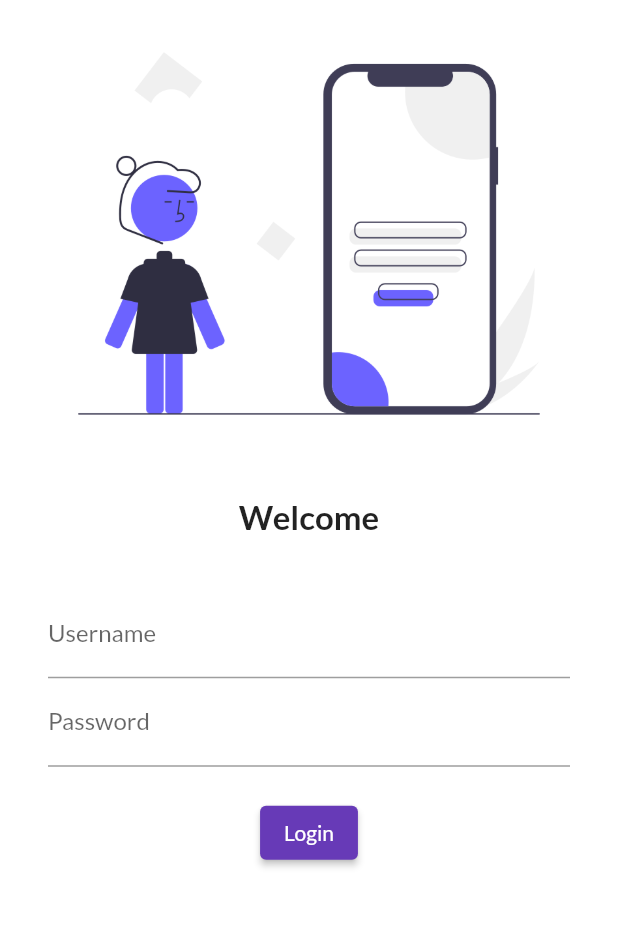
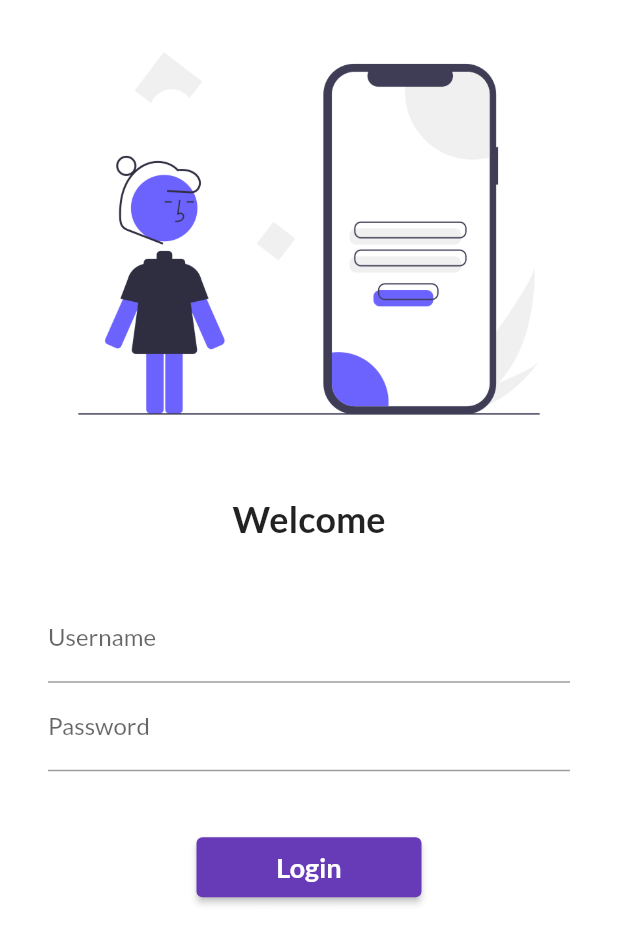
Before and after one commit to Tahmid10839/sample-catalog-app-with-flutter, a Flutter app: the screen it shows after launch, on a phone screen of 412 x 824 dp. Shown: the top 944 px of the screen. Run offline on Flutter 3.47's test engine with Material 2 defaults, Android fonts, the phone set to English and light mode, and no system bars; our stand-ins replace google_fonts.

Commit message:
Day 5 Completed

```diff
--- a/lib/main.dart
+++ b/lib/main.dart
@@ -1,5 +1,6 @@
 import 'package:catalog_app/pages/home_page.dart';
 import 'package:catalog_app/pages/login_page.dart';
+import 'package:catalog_app/utils/routes.dart';
 import 'package:flutter/material.dart';
 import 'package:google_fonts/google_fonts.dart';
 
@@ -24,7 +25,8 @@ class MyApp extends StatelessWidget {
       initialRoute: "/",
       routes: {
         "/": (context) => LoginPage(),
-        "/home": (context) => HomePage(),
+        MyRoutes.homeRoute: (context) => HomePage(),
+        MyRoutes.loginRoute: (context) => LoginPage(),
       },
     );
   }
--- a/lib/pages/login_page.dart
+++ b/lib/pages/login_page.dart
@@ -1,3 +1,4 @@
+import 'package:catalog_app/utils/routes.dart';
 import 'package:flutter/material.dart';
 
 class LoginPage extends StatelessWidget {
@@ -5,6 +6,7 @@ class LoginPage extends StatelessWidget {
   Widget build(BuildContext context) {
     return Material(
       color: Colors.white,
+      child: SingleChildScrollView(
         child: Column(
           children: [
             Image.asset(
@@ -17,7 +19,7 @@ class LoginPage extends StatelessWidget {
             const Text(
               "Welcome",
               style: TextStyle(
-              fontSize: 22,
+                fontSize: 24,
                 fontWeight: FontWeight.bold,
               ),
             ),
@@ -43,20 +45,29 @@ class LoginPage extends StatelessWidget {
                     ),
                   ),
                   const SizedBox(
-                  height: 20.0,
+                    height: 40.0,
                   ),
                   ElevatedButton(
                     onPressed: () {
-                    print("Hi Tahmid");
+                      // print("Hi Tahmid");
+                      Navigator.pushNamed(context, MyRoutes.homeRoute);
                     },
-                  child: const Text("Login"),
-                  style: TextButton.styleFrom(),
+                    child: const Text(
+                      "Login",
+                      style: TextStyle(
+                        fontSize: 18,
+                        fontWeight: FontWeight.bold,
+                      ),
+                    ),
+                    style:
+                        TextButton.styleFrom(minimumSize: const Size(150, 40)),
                   ),
                 ],
               ),
             ),
           ],
         ),
+      ),
     );
   }
 }
--- /dev/null
+++ b/lib/utils/routes.dart
@@ -0,0 +1,4 @@
+class MyRoutes {
+  static String homeRoute = "/home";
+  static String loginRoute = "/login";
+}
```
Lines whose indentation alone changed are shown as unchanged.
